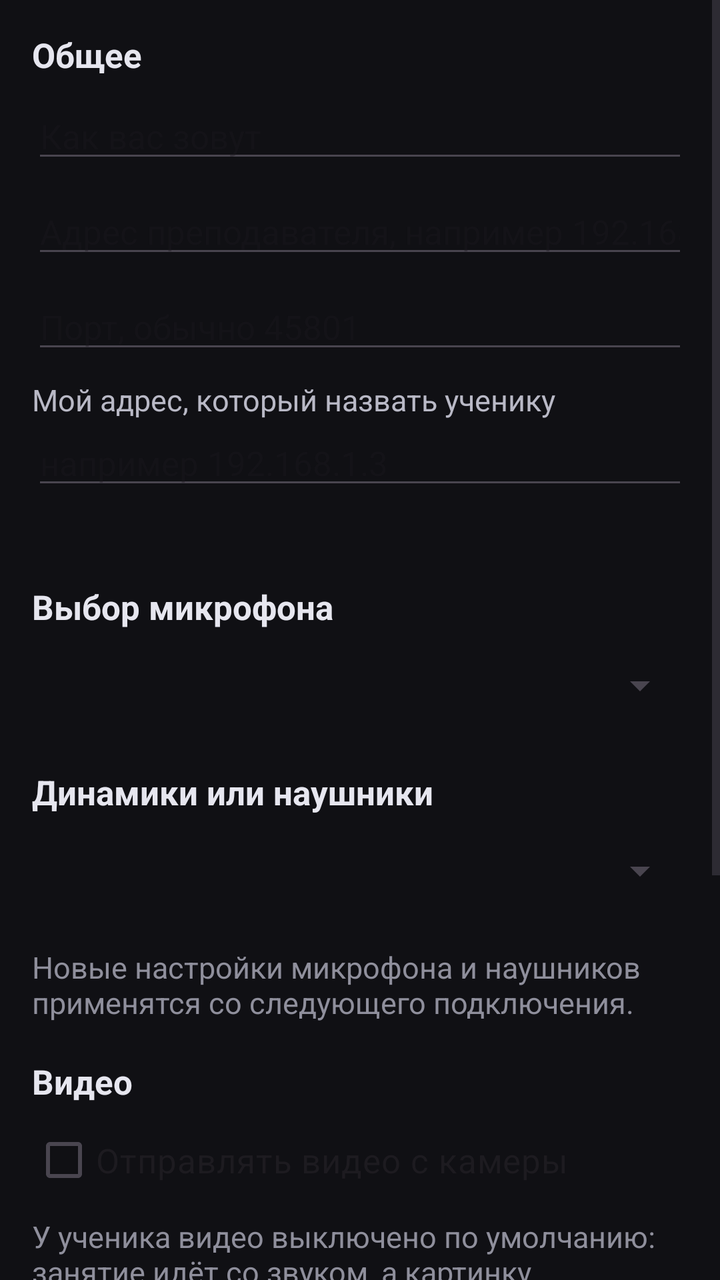
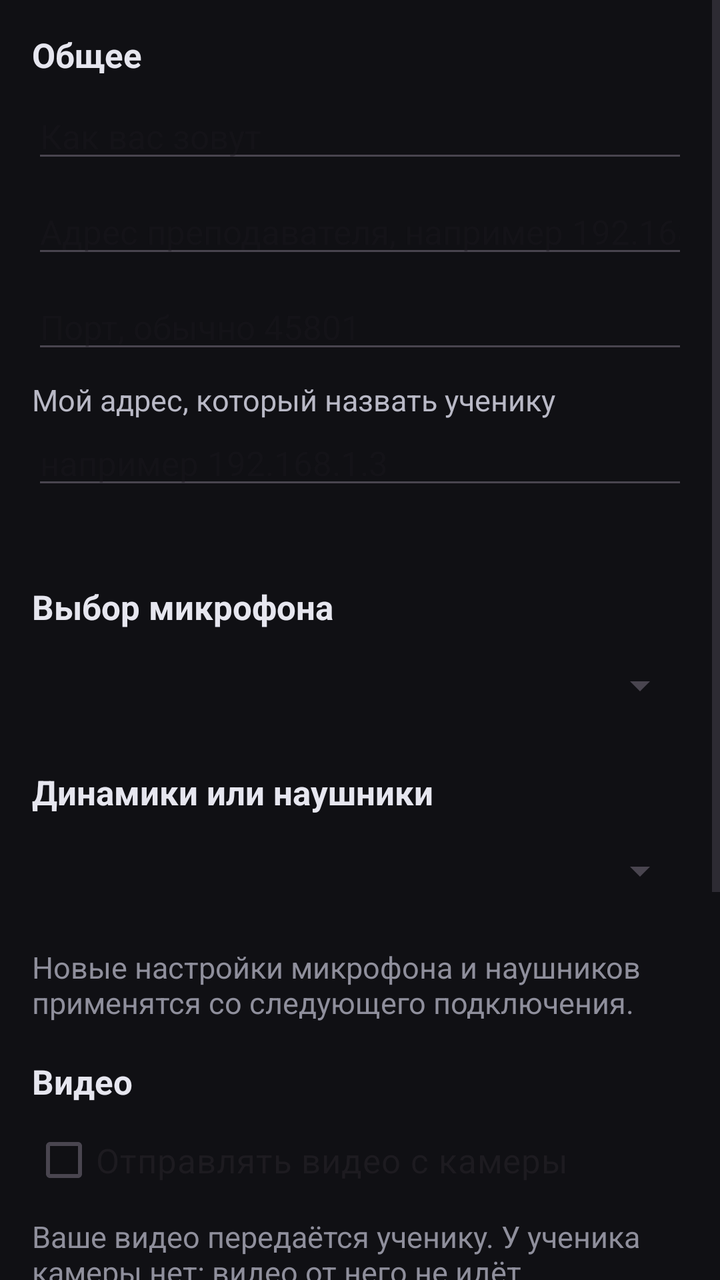

The first picture is an Android layout as it rendered before a commit; the second is the same layout after the commit. The layout source and the unified diff follow.
<!-- AndroidManifest.xml: application theme Theme.MajorLad -->
<!-- res/layout/dialog_settings.xml -->
<?xml version="1.0" encoding="utf-8"?>
<ScrollView xmlns:android="http://schemas.android.com/apk/res/android"
    android:layout_width="match_parent"
    android:layout_height="wrap_content">

    <LinearLayout
        android:layout_width="match_parent"
        android:layout_height="wrap_content"
        android:orientation="vertical"
        android:padding="16dp">

        <TextView
            android:layout_width="match_parent"
            android:layout_height="wrap_content"
            android:text="Общее"
            android:textColor="#e6e6ef"
            android:textSize="17sp"
            android:textStyle="bold" />

        <EditText
            android:id="@+id/editName"
            android:layout_width="match_parent"
            android:layout_height="wrap_content"
            android:layout_marginTop="8dp"
            android:contentDescription="Как вас зовут"
            android:hint="Как вас зовут"
            android:importantForAutofill="no"
            android:inputType="textPersonName"
            android:singleLine="true"
            android:textSize="17sp" />

        <LinearLayout
            android:id="@+id/ipRow"
            android:layout_width="match_parent"
            android:layout_height="wrap_content"
            android:layout_marginTop="8dp"
            android:orientation="horizontal">

            <EditText
                android:id="@+id/editHost"
                android:layout_width="0dp"
                android:layout_height="wrap_content"
                android:layout_weight="1"
                android:contentDescription="Адрес преподавателя"
                android:hint="Адрес преподавателя, например 192.168.1.42"
                android:importantForAutofill="no"
                android:inputType="text"
                android:singleLine="true"
                android:textSize="17sp" />
        </LinearLayout>

        <EditText
            android:id="@+id/editPort"
            android:layout_width="match_parent"
            android:layout_height="wrap_content"
            android:layout_marginTop="8dp"
            android:contentDescription="Порт"
            android:hint="Порт, обычно 45801"
            android:importantForAutofill="no"
            android:inputType="number"
            android:singleLine="true"
            android:textSize="17sp" />

        <LinearLayout
            android:id="@+id/ownAddressRow"
            android:layout_width="match_parent"
            android:layout_height="wrap_content"
            android:layout_marginTop="8dp"
            android:orientation="vertical">

            <TextView
                android:layout_width="match_parent"
                android:layout_height="wrap_content"
                android:labelFor="@+id/editOwnAddress"
                android:text="Мой адрес, который назвать ученику"
                android:textColor="#b9b9c6"
                android:textSize="15sp" />

            <EditText
                android:id="@+id/editOwnAddress"
                android:layout_width="match_parent"
                android:layout_height="wrap_content"
                android:contentDescription="Адрес телефона, который назвать ученику"
                android:hint="например 192.168.1.3"
                android:importantForAutofill="no"
                android:inputType="text"
                android:singleLine="true"
                android:textSize="17sp" />

            <TextView
                android:id="@+id/ownAddressInfo"
                android:layout_width="match_parent"
                android:layout_height="wrap_content"
                android:layout_marginTop="4dp"
                android:textColor="#8f8f9c"
                android:textSize="15sp" />
        </LinearLayout>

        <TextView
            android:layout_width="match_parent"
            android:layout_height="wrap_content"
            android:layout_marginTop="18dp"
            android:text="Выбор микрофона"
            android:textColor="#e6e6ef"
            android:textSize="17sp"
            android:textStyle="bold" />

        <Spinner
            android:id="@+id/spinMic"
            android:layout_width="match_parent"
            android:layout_height="wrap_content"
            android:layout_marginTop="4dp"
            android:contentDescription="Выбор микрофона"
            android:minHeight="48dp" />

        <TextView
            android:layout_width="match_parent"
            android:layout_height="wrap_content"
            android:layout_marginTop="18dp"
            android:text="Динамики или наушники"
            android:textColor="#e6e6ef"
            android:textSize="17sp"
            android:textStyle="bold" />

        <Spinner
            android:id="@+id/spinOut"
            android:layout_width="match_parent"
            android:layout_height="wrap_content"
            android:layout_marginTop="4dp"
            android:contentDescription="Динамики или наушники"
            android:minHeight="48dp" />

        <TextView
            android:layout_width="match_parent"
            android:layout_height="wrap_content"
            android:layout_marginTop="14dp"
            android:text="Новые настройки микрофона и наушников применятся со следующего подключения."
            android:textColor="#8f8f9c"
            android:textSize="15sp" />

        <TextView
            android:layout_width="match_parent"
            android:layout_height="wrap_content"
            android:layout_marginTop="18dp"
            android:text="Видео"
            android:textColor="#e6e6ef"
            android:textSize="17sp"
            android:textStyle="bold" />

        <CheckBox
            android:id="@+id/boxVideo"
            android:layout_width="match_parent"
            android:layout_height="wrap_content"
            android:layout_marginTop="4dp"
            android:contentDescription="Отправлять видео с камеры собеседнику"
            android:minHeight="48dp"
            android:text="Отправлять видео с камеры"
            android:textSize="17sp" />

        <TextView
            android:layout_width="match_parent"
            android:layout_height="wrap_content"
            android:layout_marginTop="4dp"
            android:text="У ученика видео выключено по умолчанию: занятие идёт со звуком, а картинку показывает преподаватель."
            android:textColor="#8f8f9c"
            android:textSize="15sp" />

        <TextView
            android:layout_width="match_parent"
            android:layout_height="wrap_content"
            android:layout_marginTop="18dp"
            android:text="Запись лога"
            android:textColor="#e6e6ef"
            android:textSize="17sp"
            android:textStyle="bold" />

        <TextView
            android:id="@+id/logState"
            android:layout_width="match_parent"
            android:layout_height="wrap_content"
            android:layout_marginTop="4dp"
            android:text="Запись выключена"
            android:textColor="#b9b9c6"
            android:textSize="15sp" />

        <LinearLayout
            android:layout_width="match_parent"
            android:layout_height="wrap_content"
            android:layout_marginTop="6dp"
            android:orientation="horizontal">

            <Button
                android:id="@+id/btnLogStart"
                android:layout_width="0dp"
                android:layout_height="48dp"
                android:layout_weight="1"
                android:contentDescription="Начать запись лога"
                android:text="Начать запись"
                android:textSize="15sp" />

            <Button
                android:id="@+id/btnLogStop"
                android:layout_width="0dp"
                android:layout_height="48dp"
                android:layout_marginStart="8dp"
                android:layout_weight="1"
                android:contentDescription="Остановить запись лога"
                android:text="Остановить"
                android:textSize="15sp" />
        </LinearLayout>

        <Button
            android:id="@+id/btnLogShare"
            android:layout_width="match_parent"
            android:layout_height="48dp"
            android:layout_marginTop="8dp"
            android:contentDescription="Отправить лог"
            android:text="Отправить лог"
            android:textSize="15sp" />

        <TextView
            android:layout_width="match_parent"
            android:layout_height="wrap_content"
            android:layout_marginTop="8dp"
            android:text="Включите запись перед занятием, повторите занятие, потом остановите и нажмите «Отправить лог» — выберите Telegram и отправьте файл преподавателю."
            android:textColor="#8f8f9c"
            android:textSize="15sp" />
    </LinearLayout>
</ScrollView>
<!-- resources referenced by this layout -->
<resources>
  <style name="Theme.MajorLad" parent="Theme.Material3.DayNight.NoActionBar">
          <item name="android:statusBarColor">#101014</item>
          <item name="android:navigationBarColor">#101014</item>
          <item name="android:windowBackground">#101014</item>
      </style>
</resources>

<!-- the commit's change to res/layout/dialog_settings.xml (unified diff, before → after) -->
@@ -139,6 +139,7 @@
             android:textSize="15sp" />
 
         <TextView
+            android:id="@+id/videoTitle"
             android:layout_width="match_parent"
             android:layout_height="wrap_content"
             android:layout_marginTop="18dp"
@@ -158,10 +159,11 @@
             android:textSize="17sp" />
 
         <TextView
-            android:layout_width="match_parent"
-            android:layout_height="wrap_content"
-            android:layout_marginTop="4dp"
-            android:text="У ученика видео выключено по умолчанию: занятие идёт со звуком, а картинку показывает преподаватель."
+            android:id="@+id/videoNote"
+            android:layout_width="match_parent"
+            android:layout_height="wrap_content"
+            android:layout_marginTop="4dp"
+            android:text="Ваше видео передаётся ученику. У ученика камеры нет: видео от него не идёт."
             android:textColor="#8f8f9c"
             android:textSize="15sp" />
 
